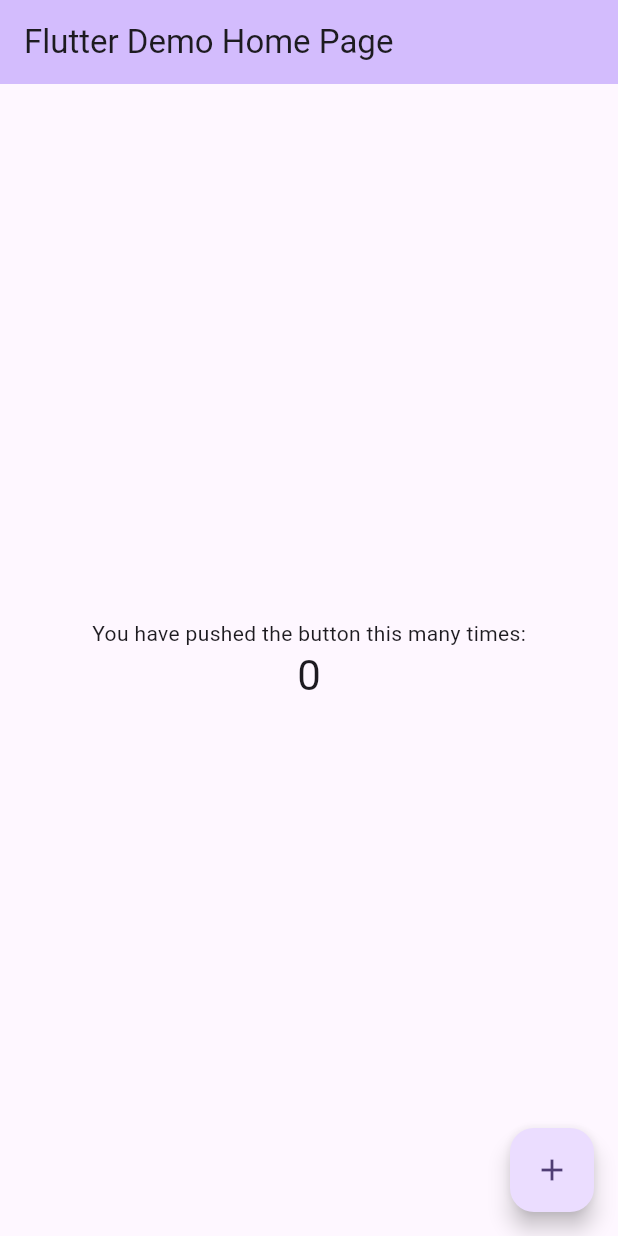
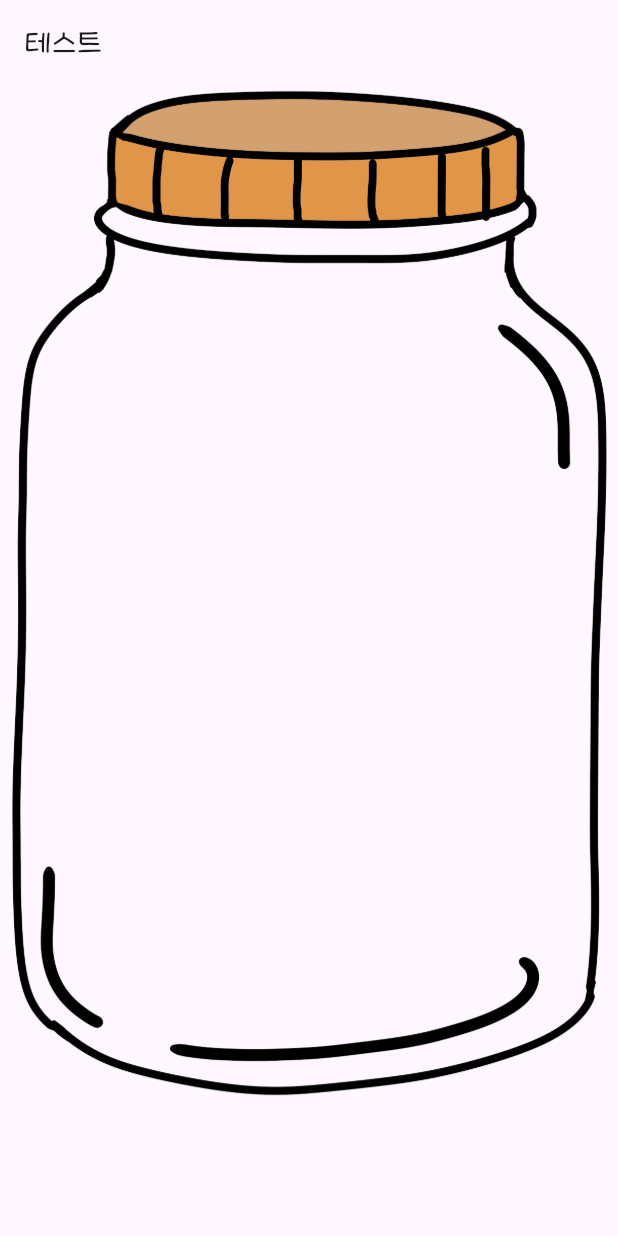
Before and after one commit to soju96/capsule, a Flutter app: the screen it shows after launch, on a phone screen of 412 x 824 dp. Run offline on Flutter 3.47's test engine with Material 3 defaults, Android fonts, the phone set to English and light mode, and no system bars.

Commit message:
[hj] update/ main.dart homescreen.dart/기본 설정 완료+ 폰트랑 이미지 테스트

```diff
--- a/lib/main.dart
+++ b/lib/main.dart
@@ -1,3 +1,4 @@
+import 'package:capsule/src/pages/HomeScreen.dart';
 import 'package:flutter/material.dart';
 
 void main() {
@@ -10,116 +11,8 @@ class MyApp extends StatelessWidget {
   // This widget is the root of your application.
   @override
   Widget build(BuildContext context) {
-    return MaterialApp(
-      title: 'kyeole check',
-      theme: ThemeData(
-        // This is the theme of your application.
-        //
-        // TRY THIS: Try running your application with "flutter run". You'll see
-        // the application has a purple toolbar. Then, without quitting the app,
-        // try changing the seedColor in the colorScheme below to Colors.green
-        // and then invoke "hot reload" (save your changes or press the "hot
-        // reload" button in a Flutter-supported IDE, or press "r" if you used
-        // the command line to start the app).
-        //
-        // Notice that the counter didn't reset back to zero; the application
-        // state is not lost during the reload. To reset the state, use hot
-        // restart instead.
-        //
-        // This works for code too, not just values: Most code changes can be
-        // tested with just a hot reload.
-        colorScheme: ColorScheme.fromSeed(seedColor: Colors.deepPurple),
-        useMaterial3: true,
-      ),
-      home: const MyHomePage(title: 'Flutter Demo Home Page'),
+    return const MaterialApp(
+      home: HomeScreen(),
     );
   }
 }
-
-class MyHomePage extends StatefulWidget {
-  const MyHomePage({super.key, required this.title});
-
-  // This widget is the home page of your application. It is stateful, meaning
-  // that it has a State object (defined below) that contains fields that affect
-  // how it looks.
-
-  // This class is the configuration for the state. It holds the values (in this
-  // case the title) provided by the parent (in this case the App widget) and
-  // used by the build method of the State. Fields in a Widget subclass are
-  // always marked "final".
-
-  final String title;
-
-  @override
-  State<MyHomePage> createState() => _MyHomePageState();
-}
-
-class _MyHomePageState extends State<MyHomePage> {
-  int _counter = 0;
-
-  void _incrementCounter() {
-    setState(() {
-      // This call to setState tells the Flutter framework that something has
-      // changed in this State, which causes it to rerun the build method below
-      // so that the display can reflect the updated values. If we changed
-      // _counter without calling setState(), then the build method would not be
-      // called again, and so nothing would appear to happen.
-      _counter++;
-    });
-  }
-
-  @override
-  Widget build(BuildContext context) {
-    // This method is rerun every time setState is called, for instance as done
-    // by the _incrementCounter method above.
-    //
-    // The Flutter framework has been optimized to make rerunning build methods
-    // fast, so that you can just rebuild anything that needs updating rather
-    // than having to individually change instances of widgets.
-    return Scaffold(
-      appBar: AppBar(
-        // TRY THIS: Try changing the color here to a specific color (to
-        // Colors.amber, perhaps?) and trigger a hot reload to see the AppBar
-        // change color while the other colors stay the same.
-        backgroundColor: Theme.of(context).colorScheme.inversePrimary,
-        // Here we take the value from the MyHomePage object that was created by
-        // the App.build method, and use it to set our appbar title.
-        title: Text(widget.title),
-      ),
-      body: Center(
-        // Center is a layout widget. It takes a single child and positions it
-        // in the middle of the parent.
-        child: Column(
-          // Column is also a layout widget. It takes a list of children and
-          // arranges them vertically. By default, it sizes itself to fit its
-          // children horizontally, and tries to be as tall as its parent.
-          //
-          // Column has various properties to control how it sizes itself and
-          // how it positions its children. Here we use mainAxisAlignment to
-          // center the children vertically; the main axis here is the vertical
-          // axis because Columns are vertical (the cross axis would be
-          // horizontal).
-          //
-          // TRY THIS: Invoke "debug painting" (choose the "Toggle Debug Paint"
-          // action in the IDE, or press "p" in the console), to see the
-          // wireframe for each widget.
-          mainAxisAlignment: MainAxisAlignment.center,
-          children: <Widget>[
-            const Text(
-              'You have pushed the button this many times:',
-            ),
-            Text(
-              '$_counter',
-              style: Theme.of(context).textTheme.headlineMedium,
-            ),
-          ],
-        ),
-      ),
-      floatingActionButton: FloatingActionButton(
-        onPressed: _incrementCounter,
-        tooltip: 'Increment',
-        child: const Icon(Icons.add),
-      ), // This trailing comma makes auto-formatting nicer for build methods.
-    );
-  }
-}
--- /dev/null
+++ b/lib/src/pages/HomeScreen.dart
@@ -0,0 +1,18 @@
+import 'package:flutter/material.dart';
+
+class HomeScreen extends StatelessWidget {
+  const HomeScreen({super.key});
+
+  @override
+  Widget build(BuildContext context) {
+    return Scaffold(
+      appBar: AppBar(
+        title: const Text(
+          '테스트',
+          style: TextStyle(fontFamily: 'seoyoon'),
+        ),
+      ),
+      body: Image.asset('assets/images/bottle.png'),
+    );
+  }
+}
```
Also changed, not shown: pubspec.yaml (+33 -13 lines), assets/fonts/komi.otf (added), assets/fonts/sehyun.ttf (added), assets/fonts/seouyoon.otf (added), assets/images/bottle.png (added), assets/images/clover.png (added), assets/images/memo.png (added), assets/images/pen.png (added), pubspec.lock, 8 other files.
